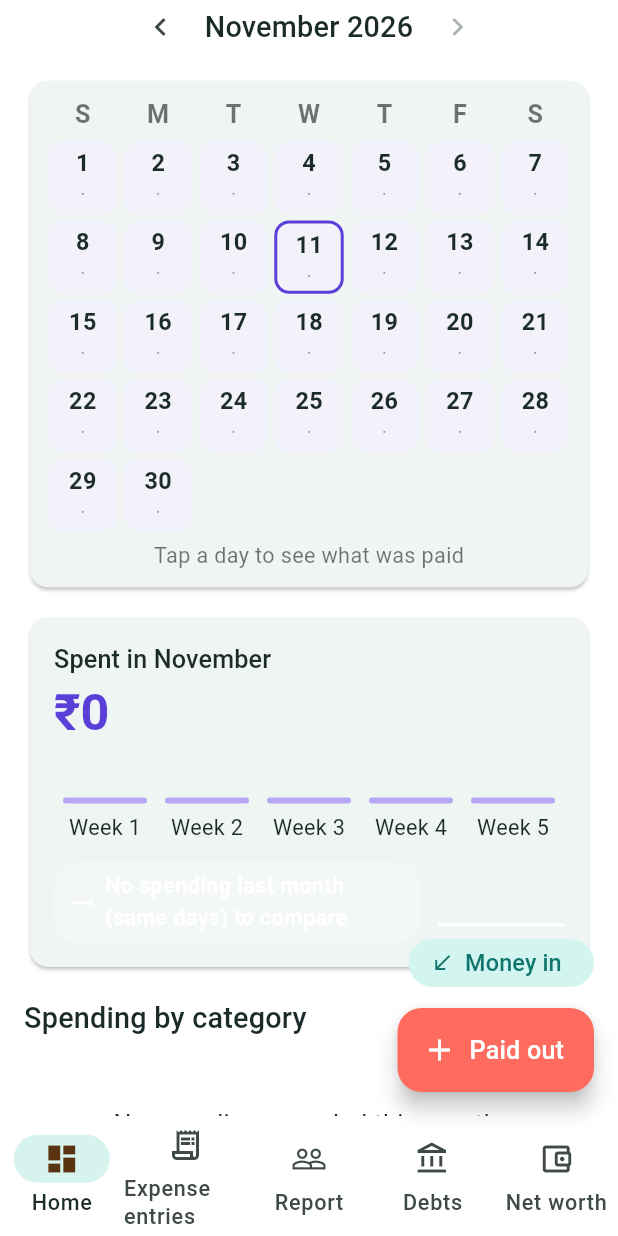
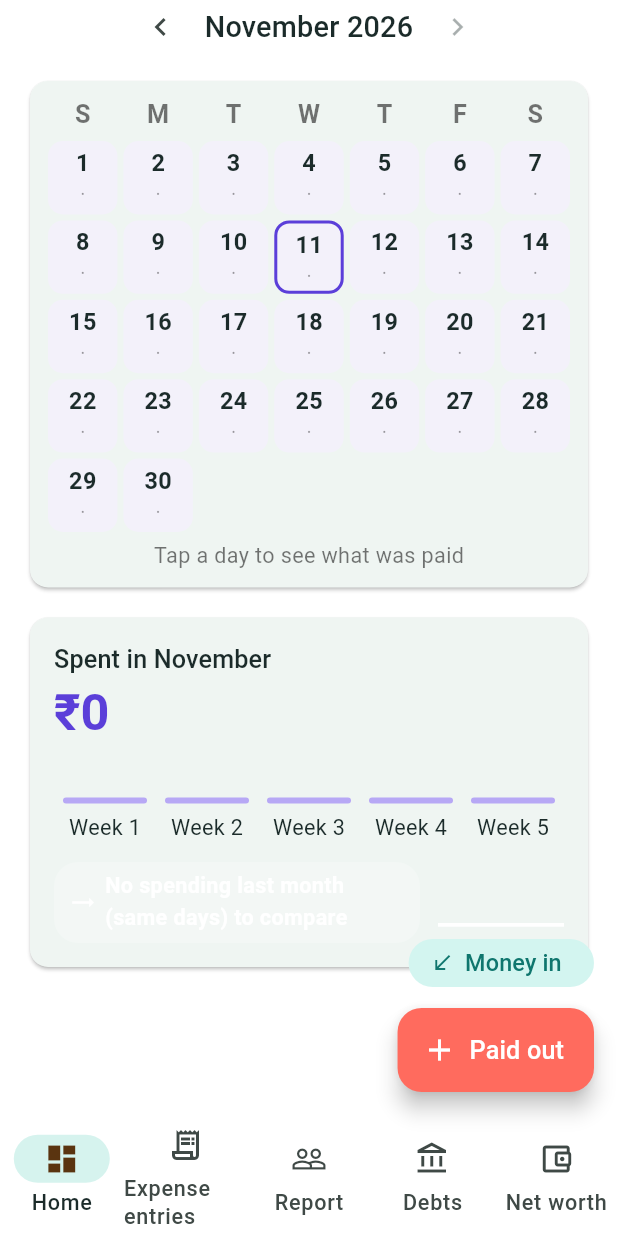
Before and after one commit to tanmaygarg1809/pocket-ledger, a Flutter app: the screen it shows after launch, scrolled down 184 dp, on a phone screen of 412 x 824 dp. Run offline on Flutter 3.47's test engine with Material 3 defaults, Android fonts, the phone set to English and light mode, and no system bars; drawn by our look-alikes of fl_chart; our stand-ins replace cloud_firestore, file_picker, firebase_auth, firebase_core, flutter_local_notifications, flutter_secure_storage and 4 more; missing offline and left inert: encrypt, excel; accounts and stored records are empty.

Commit message:
Remove spending by category from Home
Co-Authored-By: Claude Sonnet 5.5 <noreply@anthropic.com>
Claude-Session: https://claude.ai/code/session_01SU4m9DnN7A2E2FJQ1TPPQD

```diff
--- a/lib/screens/overview.dart
+++ b/lib/screens/overview.dart
@@ -48,118 +48,6 @@ class OverviewScreen extends StatelessWidget {
             SpendCalendar(store: store),
             const SizedBox(height: 12),
             _SpendMonthCard(store: store),
-            const SizedBox(height: 16),
-            Text('Spending by category',
-                style: Theme.of(context).textTheme.titleMedium),
-            const SizedBox(height: 12),
-            if (entries.isEmpty)
-              const Padding(
-                padding: EdgeInsets.symmetric(vertical: 32),
-                child: Center(child: Text('No spending recorded this month.')),
-              )
-            else ...[
-              SizedBox(
-                height: 220,
-                child: Stack(
-                  alignment: Alignment.center,
-                  children: [
-                    PieChart(
-                      PieChartData(
-                        sectionsSpace: 2,
-                        centerSpaceRadius: 56,
-                        pieTouchData: PieTouchData(
-                          touchCallback: (event, response) {
-                            if (event is! FlTapUpEvent) return;
-                            final i = response?.touchedSection?.touchedSectionIndex ?? -1;
-                            if (i >= 0 && i < entries.length) {
-                              store.selectDonut(entries[i].key);
-                            } else {
-                              store.selectDonut(null);
-                            }
-                          },
-                        ),
-                        sections: [
-                          for (final e in entries)
-                            PieChartSectionData(
-                              value: e.value,
-                              color: store.categoryByName(e.key).colorValue.withValues(
-                                  alpha: (store.donutSel == null || store.donutSel == e.key) ? 1 : 0.35),
-                              radius: store.donutSel == e.key ? 48 : 36,
-                              showTitle: false,
-                            ),
-                        ],
-                      ),
-                    ),
-                    IgnorePointer(
-                      child: Column(
-                        mainAxisSize: MainAxisSize.min,
-                        children: [
-                          Text(
-                            entries.any((e) => e.key == store.donutSel) ? store.donutSel! : 'Spent',
-                            style: Theme.of(context).textTheme.labelLarge,
-                          ),
-                          Text(
-                            store.money(entries.any((e) => e.key == store.donutSel)
-                                ? entries.firstWhere((e) => e.key == store.donutSel).value
-                                : total),
-                            style: Theme.of(context)
-                                .textTheme
-                                .titleMedium
-                                ?.copyWith(fontWeight: FontWeight.w700),
-                          ),
-                          if (entries.any((e) => e.key == store.donutSel))
-                            Text(
-                              '${(entries.firstWhere((e) => e.key == store.donutSel).value / total * 100).toStringAsFixed(0)}%',
-                              style: Theme.of(context).textTheme.bodySmall,
-                            ),
-                        ],
-                      ),
-                    ),
-                  ],
-                ),
-              ),
-              Center(
-                child: Text(
-                  store.donutSel == null
-                      ? 'Tap a slice to focus a category'
-                      : 'Tap the slice again to clear it. Tap a row below for its entries',
-                  style: Theme.of(context).textTheme.bodySmall,
-                ),
-              ),
-              const SizedBox(height: 8),
-              for (final e in entries)
-                ListTile(
-                  dense: true,
-                  contentPadding: EdgeInsets.zero,
-                  selected: store.donutSel == e.key,
-                  selectedTileColor:
-                      store.categoryByName(e.key).colorValue.withValues(alpha: 0.12),
-                  leading: CircleAvatar(
-                    radius: 16,
-                    backgroundColor: store.categoryByName(e.key).colorValue,
-                    child: Icon(store.categoryByName(e.key).iconData,
-                        size: 16, color: Colors.white),
-                  ),
-                  title: Text(e.key),
-                  subtitle: Text(
-                      '${(e.value / total * 100).toStringAsFixed(0)}% of spending'),
-                  trailing: Text(store.money(e.value)),
-                  onTap: () {
-                    final m = store.month;
-                    Navigator.of(context).push(MaterialPageRoute(
-                        builder: (_) => DrillScreen(
-                              store: store,
-                              title: e.key,
-                              subtitle: DateFormat('MMMM yyyy').format(m),
-                              test: (t) =>
-                                  t.type == TxType.expense &&
-                                  t.category == e.key &&
-                                  t.date.year == m.year &&
-                                  t.date.month == m.month,
-                            )));
-                  },
-                ),
-            ],
             ],
           ],
         );
```
